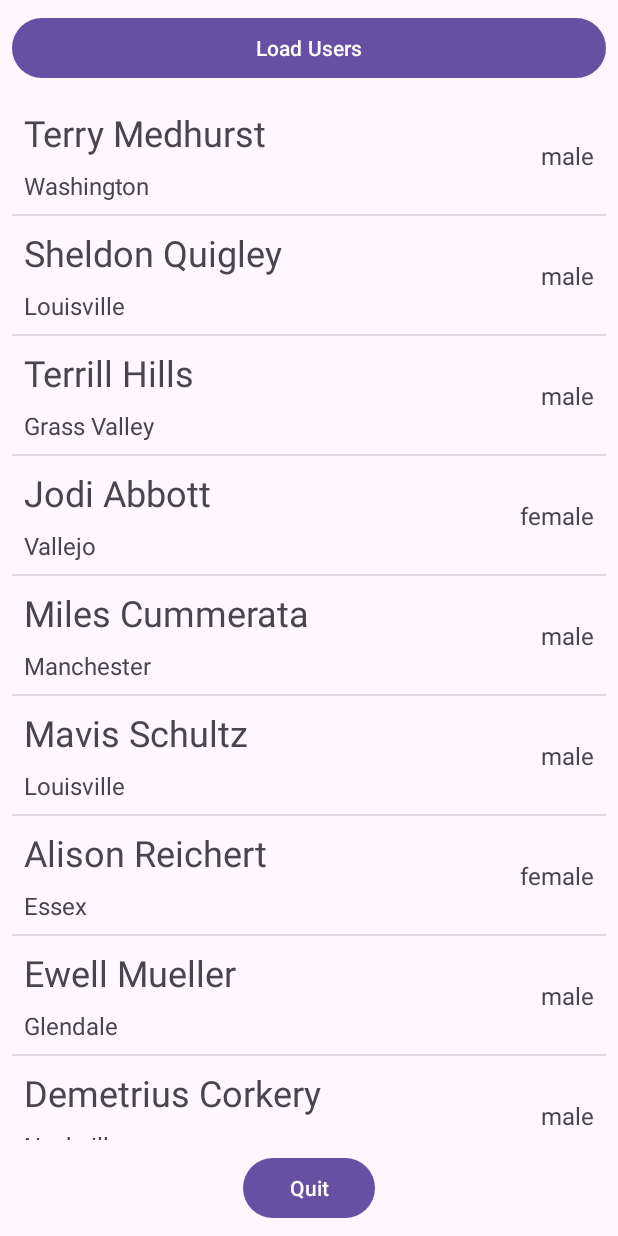
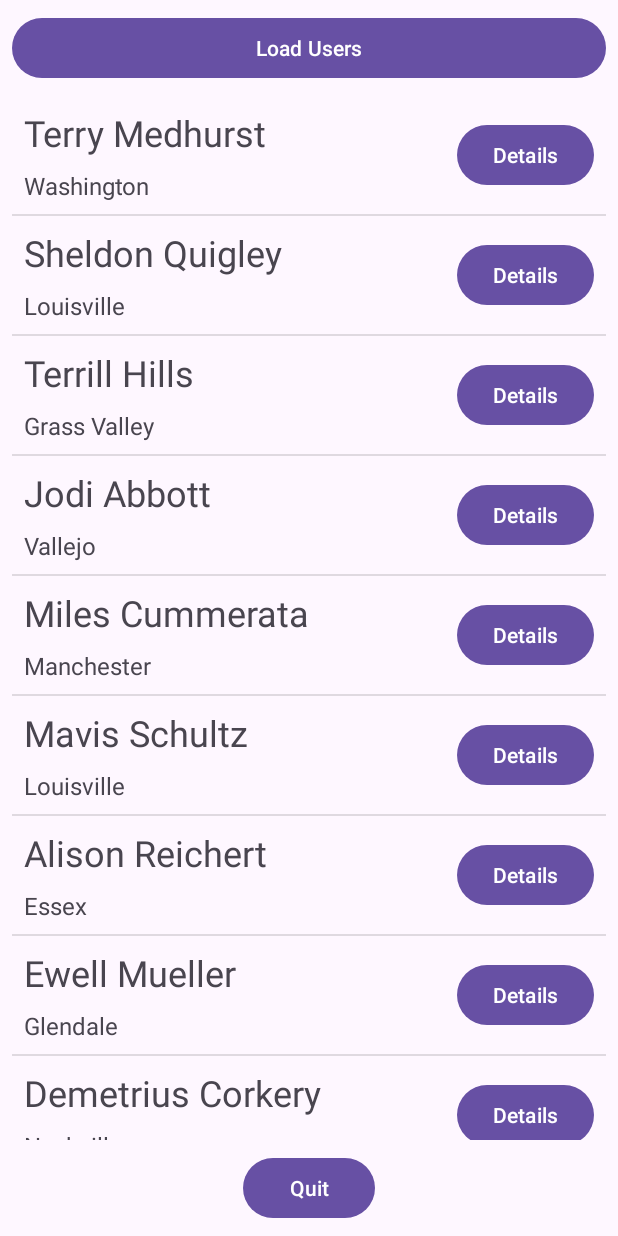
Before and after one commit to anouar-derdouri-development/mini-project-01-main, an Android app: the screen it shows after launch (UsersActivity), after a tap on "Load Users", on a phone screen of 412 x 824 dp. Run offline under Robolectric (Android 15) with nearby library versions, the phone set to English and light mode, and no system bars.

Commit message:
Display users in custom ListView - Add Details button

```diff
--- a/app/src/main/java/com/example/mini_project_01/User.java
+++ b/app/src/main/java/com/example/mini_project_01/User.java
@@ -56,6 +56,10 @@ public class User {
     @NonNull
     @Override
     public String toString() {
-        return String.format("%s\n%s\n%s", fullName(), gender, city);
+        return String.format("Hi, i'm %s, i'm %s.\nI live in %s.",
+                fullName(),
+                gender.equals("male") ? "♂" : "♀",
+                city);
+
     }
 }
--- a/app/src/main/java/com/example/mini_project_01/UsersAdapter.java
+++ b/app/src/main/java/com/example/mini_project_01/UsersAdapter.java
@@ -6,20 +6,23 @@ import android.view.View;
 import android.view.ViewGroup;
 import android.widget.ArrayAdapter;
 import android.widget.BaseAdapter;
+import android.widget.Button;
 import android.widget.TextView;
 
 import androidx.annotation.NonNull;
 import androidx.annotation.Nullable;
+import androidx.appcompat.app.AlertDialog;
 
 import java.util.ArrayList;
 
 public class UsersAdapter extends BaseAdapter {
+    Context context;
+    LayoutInflater inflater;
     ArrayList<User> users;
-    LayoutInflater inflater;
 
     public UsersAdapter(Context context, ArrayList<User> users) {
         this.users = users;
-
+        this.context = context;
         inflater = LayoutInflater.from(context);
     }
 
@@ -40,15 +43,22 @@ public class UsersAdapter extends BaseAdapter {
 
     @Override
     public View getView(int position, View convertView, ViewGroup parent) {
+        User user = users.get(position);
         convertView = inflater.inflate(R.layout.item_user, null);
 
         TextView tvUsersItmFullName = convertView.findViewById(R.id.tvUsersItmFullName);
         TextView tvUsersItmCity = convertView.findViewById(R.id.tvUsersItmCity);
-        TextView tvUsersItmGendre = convertView.findViewById(R.id.tvUsersItmGendre);
+        Button tvUsersItmDetails = convertView.findViewById(R.id.tvUsersItmDetails);
 
-        tvUsersItmFullName.setText(users.get(position).fullName());
-        tvUsersItmCity.setText(users.get(position).getCity());
-        tvUsersItmGendre.setText(users.get(position).getGender());
+        tvUsersItmFullName.setText(user.fullName());
+        tvUsersItmCity.setText(user.getCity());
+        tvUsersItmDetails.setOnClickListener(v -> {
+            AlertDialog.Builder builder = new AlertDialog.Builder(context);
+
+            builder.setTitle(String.format("Details of user %d", position + 1))
+                    .setMessage(user.toString())
+                    .show();
+        });
 
         return convertView;
     }
--- a/app/src/main/res/layout/item_user.xml
+++ b/app/src/main/res/layout/item_user.xml
@@ -17,17 +17,6 @@
         app:layout_constraintTop_toTopOf="parent" />
 
     <TextView
-        android:id="@+id/tvUsersItmGendre"
-        android:layout_width="wrap_content"
-        android:layout_height="wrap_content"
-        android:layout_marginEnd="8dp"
-        android:text="Gendre"
-        android:textSize="16sp"
-        app:layout_constraintBottom_toBottomOf="@+id/tvUsersItmCity"
-        app:layout_constraintEnd_toEndOf="parent"
-        app:layout_constraintTop_toTopOf="@+id/tvUsersItmFullName" />
-
-    <TextView
         android:id="@+id/tvUsersItmCity"
         android:layout_width="wrap_content"
         android:layout_height="wrap_content"
@@ -39,4 +28,14 @@
         app:layout_constraintBottom_toBottomOf="parent"
         app:layout_constraintStart_toStartOf="parent"
         app:layout_constraintTop_toBottomOf="@+id/tvUsersItmFullName" />
+
+    <Button
+        android:id="@+id/tvUsersItmDetails"
+        android:layout_width="wrap_content"
+        android:layout_height="wrap_content"
+        android:layout_marginEnd="8dp"
+        android:text="Details"
+        app:layout_constraintBottom_toBottomOf="@+id/tvUsersItmCity"
+        app:layout_constraintEnd_toEndOf="parent"
+        app:layout_constraintTop_toTopOf="@+id/tvUsersItmFullName" />
 </androidx.constraintlayout.widget.ConstraintLayout>
```
